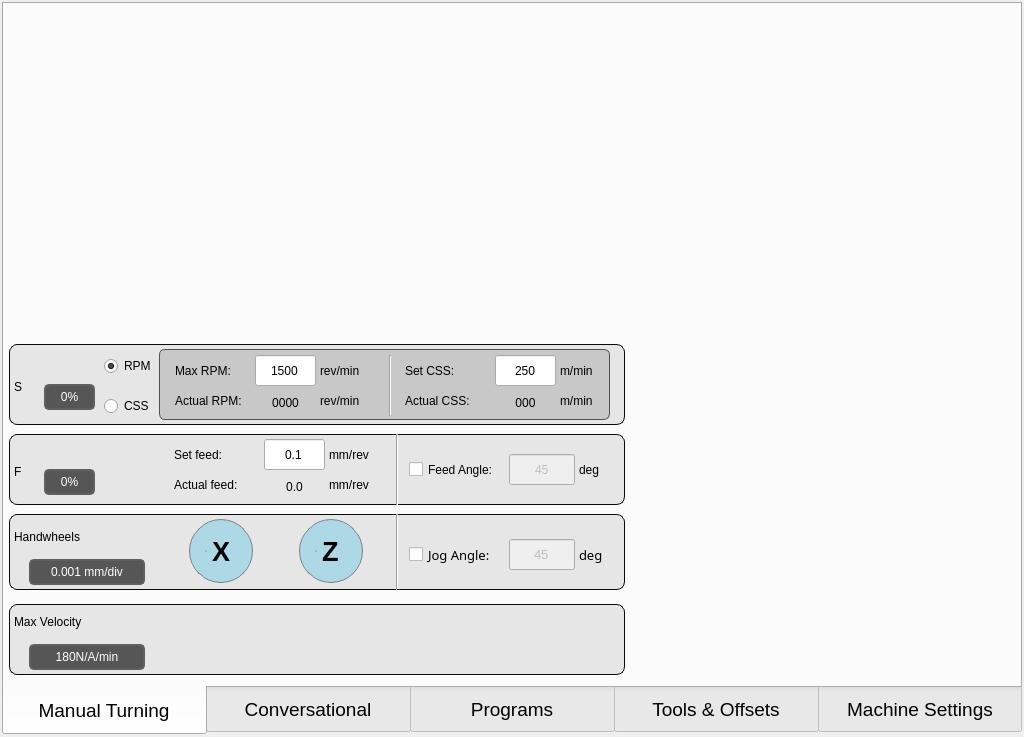
Qt form src/teachinlathe/ui/mainwindow.ui (85vmh/teachinlathe) before a commit.
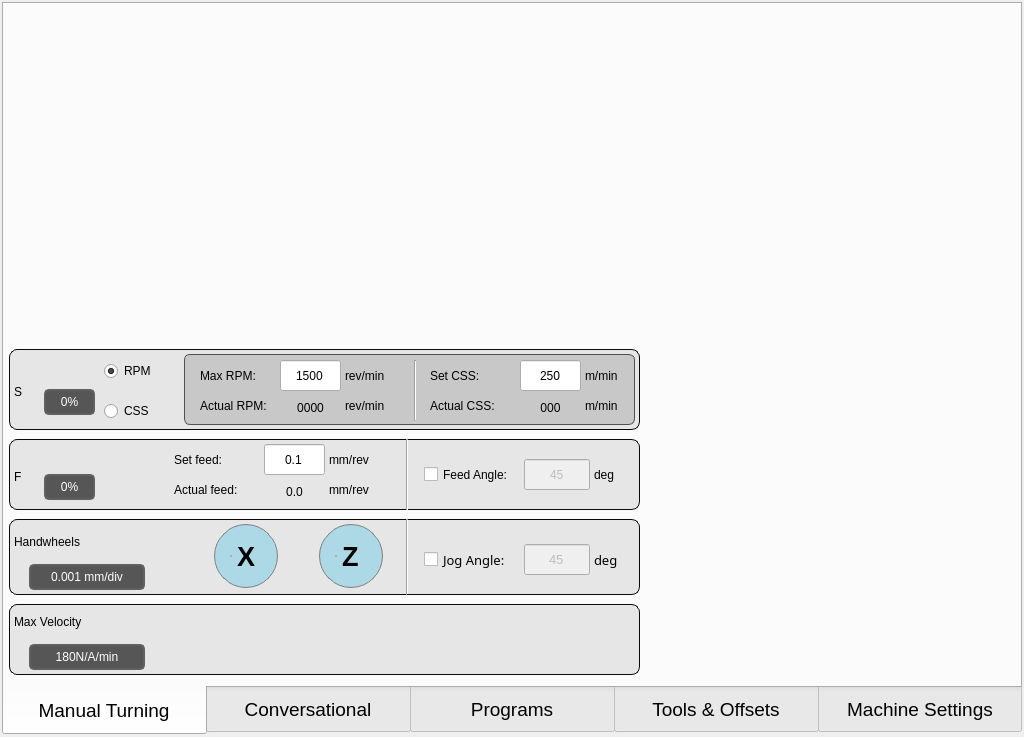
The same form after that commit. Icons and pictures are not drawn. Custom widgets are drawn as their Qt base class.

Diff of the .ui file:
```diff
--- a/src/teachinlathe/ui/mainwindow.ui
+++ b/src/teachinlathe/ui/mainwindow.ui
@@ -559,8 +559,8 @@
              <property name="geometry">
               <rect>
                <x>5</x>
-               <y>340</y>
-               <width>616</width>
+               <y>345</y>
+               <width>631</width>
                <height>81</height>
               </rect>
              </property>
@@ -637,7 +637,7 @@
              <widget class="QStackedWidget" name="spindleModeWidget">
               <property name="geometry">
                <rect>
-                <x>150</x>
+                <x>175</x>
                 <y>5</y>
                 <width>451</width>
                 <height>71</height>
@@ -1041,8 +1041,8 @@
              <property name="geometry">
               <rect>
                <x>5</x>
-               <y>430</y>
-               <width>616</width>
+               <y>435</y>
+               <width>631</width>
                <height>71</height>
               </rect>
              </property>
@@ -1145,7 +1145,7 @@
              <widget class="Line" name="line_5">
               <property name="geometry">
                <rect>
-                <x>380</x>
+                <x>390</x>
                 <y>0</y>
                 <width>16</width>
                 <height>76</height>
@@ -1158,7 +1158,7 @@
              <widget class="QCheckBox" name="checkBoxFeedAngle">
               <property name="geometry">
                <rect>
-                <x>400</x>
+                <x>415</x>
                 <y>20</y>
                 <width>121</width>
                 <height>31</height>
@@ -1180,7 +1180,7 @@
              <widget class="QLabel" name="rpmUnit_23">
               <property name="geometry">
                <rect>
-                <x>570</x>
+                <x>585</x>
                 <y>20</y>
                 <width>31</width>
                 <height>31</height>
@@ -1270,7 +1270,7 @@
               </property>
               <property name="geometry">
                <rect>
-                <x>500</x>
+                <x>515</x>
                 <y>20</y>
                 <width>66</width>
                 <height>31</height>
@@ -1298,7 +1298,7 @@
               <rect>
                <x>5</x>
                <y>600</y>
-               <width>616</width>
+               <width>631</width>
                <height>71</height>
               </rect>
              </property>
@@ -1366,7 +1366,7 @@
                <rect>
                 <x>180</x>
                 <y>10</y>
-                <width>421</width>
+                <width>441</width>
                 <height>51</height>
                </rect>
               </property>
@@ -1394,8 +1394,8 @@
              <property name="geometry">
               <rect>
                <x>5</x>
-               <y>510</y>
-               <width>616</width>
+               <y>515</y>
+               <width>631</width>
                <height>76</height>
               </rect>
              </property>
@@ -1437,7 +1437,7 @@
              <widget class="Line" name="line_9">
               <property name="geometry">
                <rect>
-                <x>380</x>
+                <x>390</x>
                 <y>0</y>
                 <width>16</width>
                 <height>76</height>
@@ -1450,7 +1450,7 @@
              <widget class="QLabel" name="rpmUnit_24">
               <property name="geometry">
                <rect>
-                <x>570</x>
+                <x>585</x>
                 <y>25</y>
                 <width>36</width>
                 <height>31</height>
@@ -1475,7 +1475,7 @@
              <widget class="QCheckBox" name="checkBoxJogAngle">
               <property name="geometry">
                <rect>
-                <x>400</x>
+                <x>415</x>
                 <y>25</y>
                 <width>116</width>
                 <height>31</height>
@@ -1549,7 +1549,7 @@
              <widget class="QCheckBox" name="xMpgCheckbox">
               <property name="geometry">
                <rect>
-                <x>180</x>
+                <x>205</x>
                 <y>5</y>
                 <width>64</width>
                 <height>64</height>
@@ -1603,7 +1603,7 @@
               </property>
               <property name="geometry">
                <rect>
-                <x>290</x>
+                <x>310</x>
                 <y>5</y>
                 <width>64</width>
                 <height>64</height>
@@ -1657,7 +1657,7 @@
               </property>
               <property name="geometry">
                <rect>
-                <x>500</x>
+                <x>515</x>
                 <y>25</y>
                 <width>66</width>
                 <height>31</height>
@@ -1682,26 +1682,26 @@
               </property>
              </widget>
             </widget>
+            <widget class="QuickCycles" name="quickcycles">
+             <property name="geometry">
+              <rect>
+               <x>645</x>
+               <y>5</y>
+               <width>371</width>
+               <height>461</height>
+              </rect>
+             </property>
+            </widget>
             <widget class="TeachInLatheDro" name="teachinlathedro">
              <property name="geometry">
               <rect>
                <x>0</x>
                <y>0</y>
-               <width>661</width>
+               <width>641</width>
                <height>336</height>
               </rect>
              </property>
             </widget>
-            <widget class="QuickCycles" name="quickcycles">
-             <property name="geometry">
-              <rect>
-               <x>660</x>
-               <y>210</y>
-               <width>381</width>
-               <height>461</height>
-              </rect>
-             </property>
-            </widget>
            </widget>
            <widget class="QWidget" name="conversationalTab">
             <attribute name="title">
```
